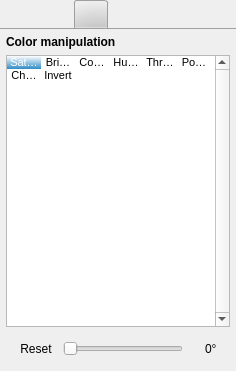
Before: the Qt Designer form src/MixingToolboxWidget.ui in markus-wa/glmixer-mirror, drawn with Qt 5.
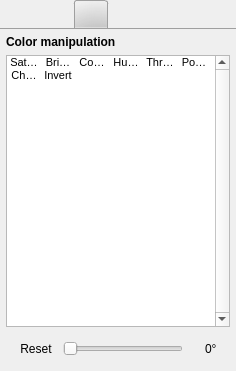
After: the same form once the commit is applied. The open tabs and pages were chosen to show the change. Icons and pictures are not drawn.

Diff of the .ui file:
```diff
--- a/src/MixingToolboxWidget.ui
+++ b/src/MixingToolboxWidget.ui
@@ -716,7 +716,7 @@
           <bool>false</bool>
          </property>
          <property name="currentRow">
-          <number>0</number>
+          <number>-1</number>
          </property>
          <item>
           <property name="text">
```
Left out of the diff: 94 changed lines with no effect on the pictures.
